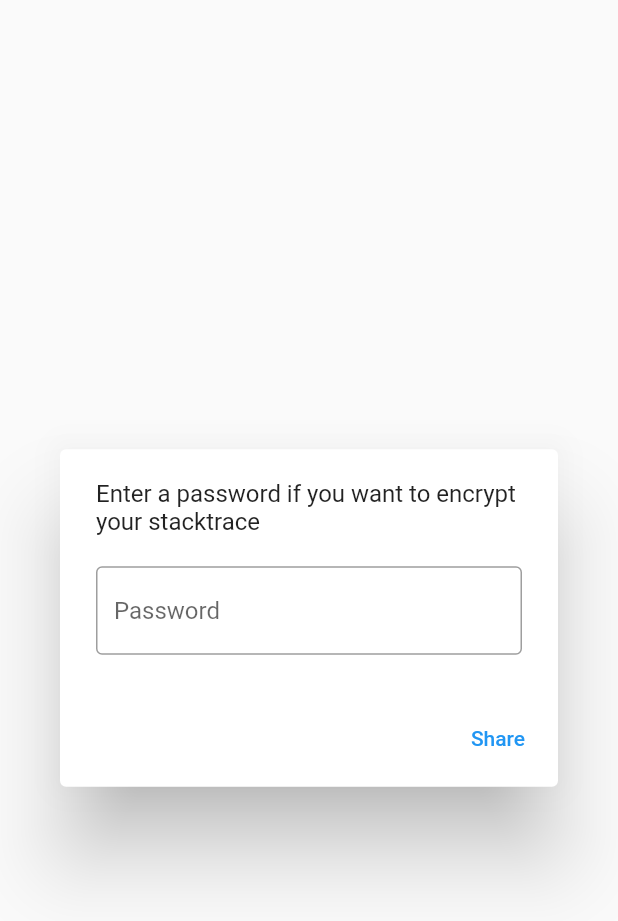
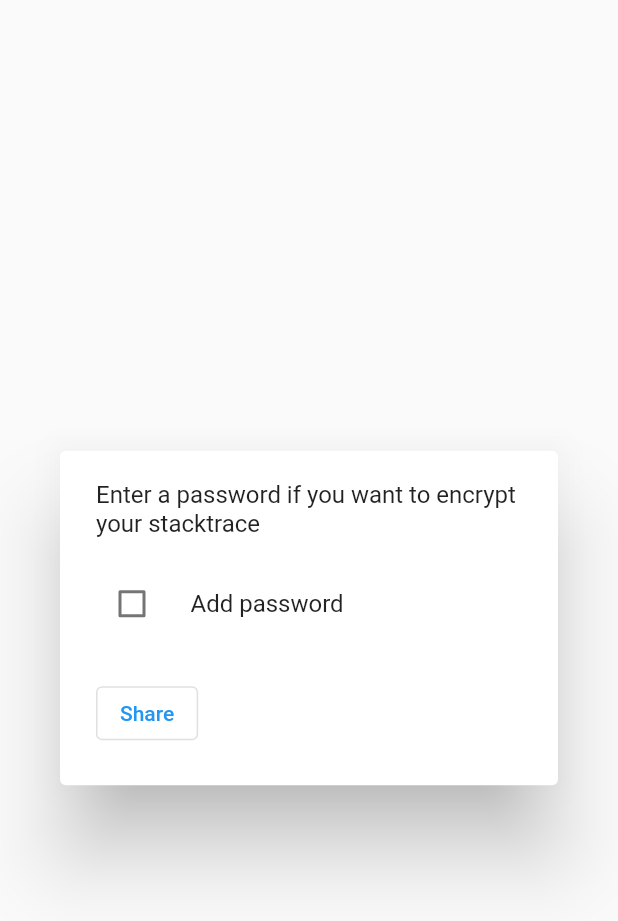
Before and after one commit to jxstxn1/stacktrace_parser, a Flutter app: the ShareDialog widget shown alone on an empty page, opened directly, on a phone screen of 412 x 824 dp. Shown: the top 921 px of the screen. Run offline on Flutter 3.47's test engine with Material 2 defaults, Android fonts, the phone set to English and light mode, and no system bars; our stand-ins replace bloc, cloud_firestore, convert, dartx, firebase_core, flutter_bloc and 3 more; missing offline and left inert: cryptography, dcli, sidekick_core, wiredash; accounts and stored records are empty; statements that could not run were skipped.

Commit message:
Make it more obvious that password is not required

```diff
--- a/lib/presentation/widgets/share_dialog.dart
+++ b/lib/presentation/widgets/share_dialog.dart
@@ -11,6 +11,7 @@ class ShareDialog extends StatefulWidget {
 }
 
 class _ShareDialogState extends State<ShareDialog> {
+  bool shouldShowPasswordBox = false;
   final TextEditingController _passwordController = TextEditingController();
 
   @override
@@ -24,11 +25,29 @@ class _ShareDialogState extends State<ShareDialog> {
     return Builder(
       builder: (context) {
         return AlertDialog(
-          content: Column(
+          content: Align(
+            heightFactor: 1,
+            alignment: Alignment.topLeft,
+            child: Column(
+              crossAxisAlignment: CrossAxisAlignment.start,
               mainAxisSize: MainAxisSize.min,
               children: [
                 const Text('Enter a password if you want to encrypt your stacktrace'),
                 const Gap(20),
+                Row(
+                  children: <Widget>[
+                    Checkbox(
+                      value: shouldShowPasswordBox,
+                      onChanged: (enabled) => setState(() {
+                        shouldShowPasswordBox = enabled ?? false;
+                      }),
+                    ),
+                    const Gap(15),
+                    const Text('Add password'),
+                  ],
+                ),
+                const Gap(5),
+                if (shouldShowPasswordBox)
                   TextFormField(
                     obscureText: true,
                     controller: _passwordController,
@@ -37,10 +56,8 @@ class _ShareDialogState extends State<ShareDialog> {
                       hintText: 'Password',
                     ),
                   ),
-            ],
-          ),
-          actions: [
-            TextButton(
+                const Gap(20),
+                OutlinedButton(
                   onPressed: () async {
                     context.read<StacktraceBloc>().add(
                           StacktraceEvent.shareStacktrace(
@@ -58,6 +75,8 @@ class _ShareDialogState extends State<ShareDialog> {
                   child: const Text('Share'),
                 ),
               ],
+            ),
+          ),
         );
       },
     );
```
Lines whose indentation alone changed are shown as unchanged.
